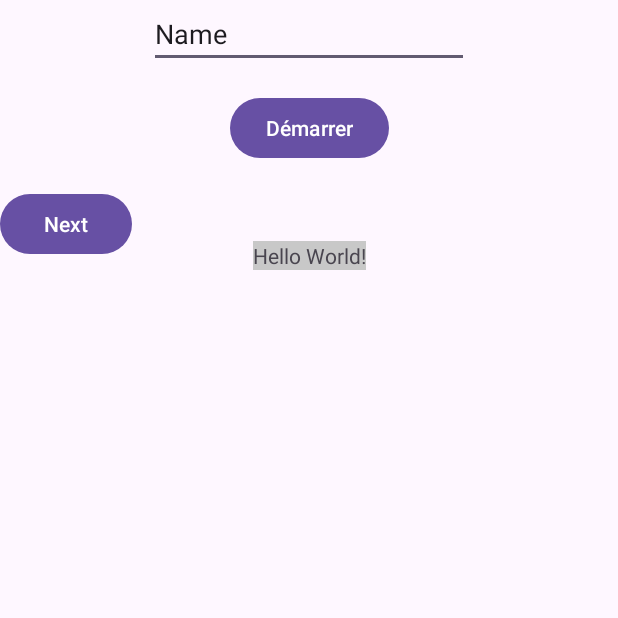
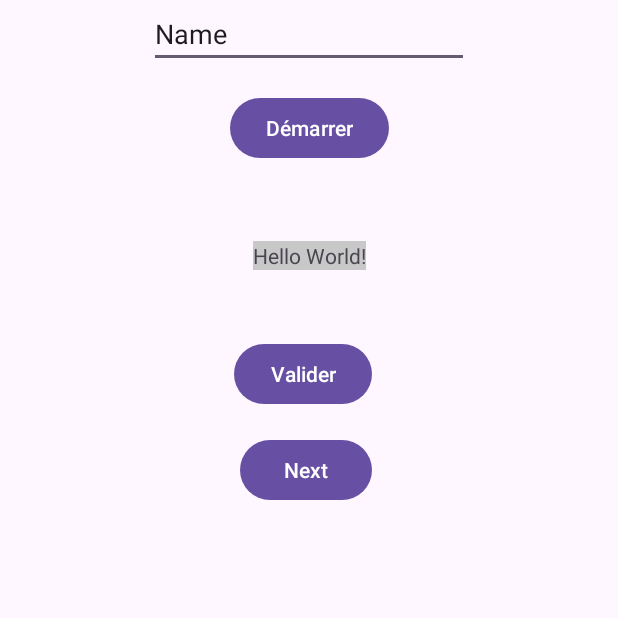
Before and after one commit to elianollivier/R4A11, an Android app: the screen it shows after launch (MainActivity), on a phone screen of 412 x 824 dp, the top half of it. Run offline under Robolectric (Android 15) with nearby library versions, the phone set to English and light mode, and no system bars.

Commit message:
TP1_Fini

```diff
--- a/app/src/main/java/com/example/myapplication/MainActivity.kt
+++ b/app/src/main/java/com/example/myapplication/MainActivity.kt
@@ -13,6 +13,7 @@ import androidx.core.view.ViewCompat
 import androidx.core.view.WindowInsetsCompat
 
 class MainActivity : AppCompatActivity() {
+    private var validatedText: String = ""
     override fun onCreate(savedInstanceState: Bundle?) {
         super.onCreate(savedInstanceState)
         enableEdgeToEdge()
@@ -26,9 +27,16 @@ class MainActivity : AppCompatActivity() {
 
         val layoutPrincipal: ConstraintLayout = findViewById(R.id.LayoutPrincipal)
 
+        val buttonValidate = findViewById<Button>(R.id.button_validate)
+
         val editText: EditText = findViewById(R.id.editTextText)
 
         val buttonStart: Button = findViewById(R.id.button_start)
+
+        buttonValidate.setOnClickListener {
+            validatedText = editText.text.toString().trim()
+            Toast.makeText(this, "Texte validé : $validatedText", Toast.LENGTH_SHORT).show()
+        }
 
         buttonStart.setOnClickListener {
             val userInput = editText.text.toString().trim()
@@ -50,11 +58,9 @@ class MainActivity : AppCompatActivity() {
         val buttonNext = findViewById<Button>(R.id.button_next)
 
         buttonNext.setOnClickListener {
-            val userText = editText.text.toString().trim()
-
             val intent = Intent(this, MainActivity2::class.java)
 
-            intent.putExtra(EXTRA_TEXT, userText)
+            intent.putExtra(EXTRA_TEXT, validatedText)
 
             startActivity(intent)
         }
--- a/app/src/main/res/layout/activity_main.xml
+++ b/app/src/main/res/layout/activity_main.xml
@@ -48,10 +48,21 @@
         android:id="@+id/button_next"
         android:layout_width="wrap_content"
         android:layout_height="wrap_content"
+        android:layout_marginStart="160dp"
+        android:layout_marginTop="180dp"
         android:text="Next"
         app:layout_constraintStart_toStartOf="parent"
-        app:layout_constraintTop_toBottomOf="@id/button_start"
-        android:layout_marginTop="16dp"/>
+        app:layout_constraintTop_toBottomOf="@id/button_start" />
+
+    <Button
+        android:id="@+id/button_validate"
+        android:layout_width="wrap_content"
+        android:layout_height="wrap_content"
+        android:layout_marginStart="156dp"
+        android:layout_marginTop="116dp"
+        android:text="Valider"
+        app:layout_constraintStart_toStartOf="parent"
+        app:layout_constraintTop_toBottomOf="@id/button_start" />
 
 
 </androidx.constraintlayout.widget.ConstraintLayout>
```
Also changed, not shown: app/src/main/java/com/example/myapplication/MainActivity2.kt (+8 -21 lines), app/src/main/res/layout/activity_main2.xml (+10 -0 lines).
